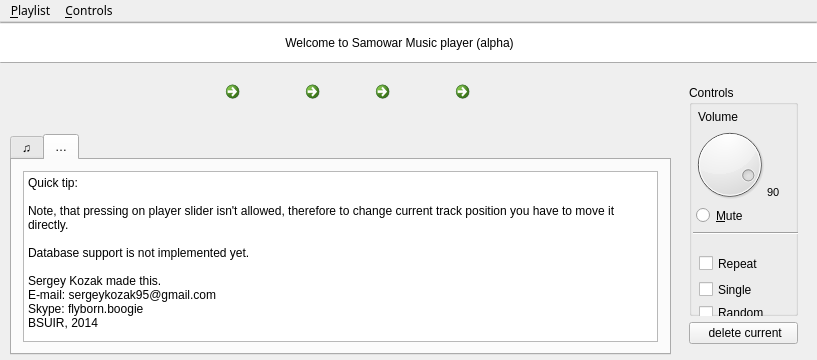
Qt form mainwindow.ui (flyboy14/SamowarMP) before a commit.
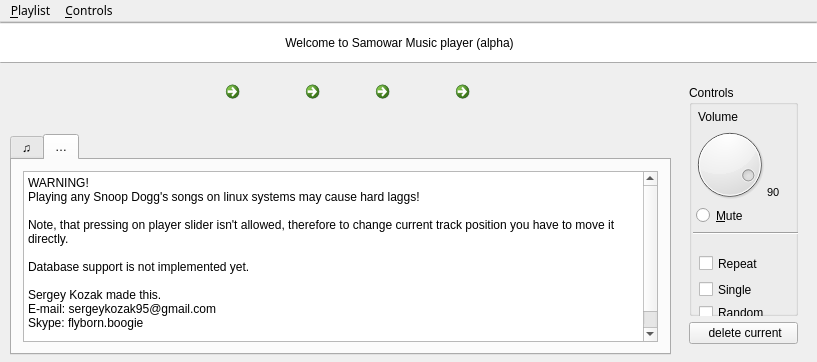
The same form after that commit. The open tabs and pages were chosen to show the change. Icons and pictures are not drawn.

```diff
--- a/mainwindow.ui
+++ b/mainwindow.ui
@@ -7,7 +7,7 @@
     <x>0</x>
     <y>0</y>
     <width>817</width>
-    <height>360</height>
+    <height>362</height>
    </rect>
   </property>
   <property name="sizePolicy">
@@ -778,16 +778,18 @@
          <string>&lt;!DOCTYPE HTML PUBLIC &quot;-//W3C//DTD HTML 4.0//EN&quot; &quot;http://www.w3.org/TR/REC-html40/strict.dtd&quot;&gt;
 &lt;html&gt;&lt;head&gt;&lt;meta name=&quot;qrichtext&quot; content=&quot;1&quot; /&gt;&lt;style type=&quot;text/css&quot;&gt;
 p, li { white-space: pre-wrap; }
-&lt;/style&gt;&lt;/head&gt;&lt;body style=&quot; font-family:'Sans Serif'; font-size:9pt; font-weight:400; font-style:normal;&quot;&gt;
-&lt;p style=&quot; margin-top:0px; margin-bottom:0px; margin-left:0px; margin-right:0px; -qt-block-indent:0; text-indent:0px;&quot;&gt;Quick tip:&lt;/p&gt;
-&lt;p style=&quot;-qt-paragraph-type:empty; margin-top:0px; margin-bottom:0px; margin-left:0px; margin-right:0px; -qt-block-indent:0; text-indent:0px;&quot;&gt;&lt;br /&gt;&lt;/p&gt;
-&lt;p style=&quot; margin-top:0px; margin-bottom:0px; margin-left:0px; margin-right:0px; -qt-block-indent:0; text-indent:0px;&quot;&gt;Note, that pressing on player slider isn't allowed, therefore to change current track position you have to move it directly.&lt;/p&gt;
-&lt;p style=&quot;-qt-paragraph-type:empty; margin-top:0px; margin-bottom:0px; margin-left:0px; margin-right:0px; -qt-block-indent:0; text-indent:0px;&quot;&gt;&lt;br /&gt;&lt;/p&gt;
-&lt;p style=&quot; margin-top:0px; margin-bottom:0px; margin-left:0px; margin-right:0px; -qt-block-indent:0; text-indent:0px;&quot;&gt;Database support is not implemented yet.&lt;/p&gt;
-&lt;p style=&quot;-qt-paragraph-type:empty; margin-top:0px; margin-bottom:0px; margin-left:0px; margin-right:0px; -qt-block-indent:0; text-indent:0px;&quot;&gt;&lt;br /&gt;&lt;/p&gt;
-&lt;p style=&quot; margin-top:0px; margin-bottom:0px; margin-left:0px; margin-right:0px; -qt-block-indent:0; text-indent:0px;&quot;&gt;Sergey Kozak made this.&lt;br /&gt;E-mail: sergeykozak95@gmail.com&lt;/p&gt;
-&lt;p style=&quot; margin-top:0px; margin-bottom:0px; margin-left:0px; margin-right:0px; -qt-block-indent:0; text-indent:0px;&quot;&gt;Skype: flyborn.boogie&lt;/p&gt;
-&lt;p style=&quot; margin-top:0px; margin-bottom:0px; margin-left:0px; margin-right:0px; -qt-block-indent:0; text-indent:0px;&quot;&gt;BSUIR, 2014&lt;/p&gt;&lt;/body&gt;&lt;/html&gt;</string>
+&lt;/style&gt;&lt;/head&gt;&lt;body style=&quot; font-family:'MS Shell Dlg 2'; font-size:8.25pt; font-weight:400; font-style:normal;&quot;&gt;
+&lt;p style=&quot; margin-top:0px; margin-bottom:0px; margin-left:0px; margin-right:0px; -qt-block-indent:0; text-indent:0px;&quot;&gt;&lt;span style=&quot; font-family:'Sans Serif'; font-size:9pt;&quot;&gt;WARNING!&lt;/span&gt;&lt;/p&gt;
+&lt;p style=&quot; margin-top:0px; margin-bottom:0px; margin-left:0px; margin-right:0px; -qt-block-indent:0; text-indent:0px;&quot;&gt;&lt;span style=&quot; font-family:'Sans Serif'; font-size:9pt;&quot;&gt;Playing any Snoop Dogg's songs on linux systems may cause hard laggs!&lt;/span&gt;&lt;/p&gt;
+&lt;p style=&quot;-qt-paragraph-type:empty; margin-top:0px; margin-bottom:0px; margin-left:0px; margin-right:0px; -qt-block-indent:0; text-indent:0px; font-family:'Sans Serif'; font-size:9pt;&quot;&gt;&lt;br /&gt;&lt;/p&gt;
+&lt;p style=&quot; margin-top:0px; margin-bottom:0px; margin-left:0px; margin-right:0px; -qt-block-indent:0; text-indent:0px;&quot;&gt;&lt;span style=&quot; font-family:'Sans Serif'; font-size:9pt;&quot;&gt;Note, that pressing on player slider isn't allowed, therefore to change current track position you have to move it directly.&lt;/span&gt;&lt;/p&gt;
+&lt;p style=&quot;-qt-paragraph-type:empty; margin-top:0px; margin-bottom:0px; margin-left:0px; margin-right:0px; -qt-block-indent:0; text-indent:0px; font-family:'Sans Serif'; font-size:9pt;&quot;&gt;&lt;br /&gt;&lt;/p&gt;
+&lt;p style=&quot; margin-top:0px; margin-bottom:0px; margin-left:0px; margin-right:0px; -qt-block-indent:0; text-indent:0px;&quot;&gt;&lt;span style=&quot; font-family:'Sans Serif'; font-size:9pt;&quot;&gt;Database support is not implemented yet.&lt;/span&gt;&lt;/p&gt;
+&lt;p style=&quot;-qt-paragraph-type:empty; margin-top:0px; margin-bottom:0px; margin-left:0px; margin-right:0px; -qt-block-indent:0; text-indent:0px; font-family:'Sans Serif'; font-size:9pt;&quot;&gt;&lt;br /&gt;&lt;/p&gt;
+&lt;p style=&quot; margin-top:0px; margin-bottom:0px; margin-left:0px; margin-right:0px; -qt-block-indent:0; text-indent:0px;&quot;&gt;&lt;span style=&quot; font-family:'Sans Serif'; font-size:9pt;&quot;&gt;Sergey Kozak made this.&lt;br /&gt;E-mail: sergeykozak95@gmail.com&lt;/span&gt;&lt;/p&gt;
+&lt;p style=&quot; margin-top:0px; margin-bottom:0px; margin-left:0px; margin-right:0px; -qt-block-indent:0; text-indent:0px;&quot;&gt;&lt;span style=&quot; font-family:'Sans Serif'; font-size:9pt;&quot;&gt;Skype: flyborn.boogie&lt;/span&gt;&lt;/p&gt;
+&lt;p style=&quot;-qt-paragraph-type:empty; margin-top:0px; margin-bottom:0px; margin-left:0px; margin-right:0px; -qt-block-indent:0; text-indent:0px; font-family:'Sans Serif'; font-size:9pt;&quot;&gt;&lt;br /&gt;&lt;/p&gt;
+&lt;p style=&quot; margin-top:0px; margin-bottom:0px; margin-left:0px; margin-right:0px; -qt-block-indent:0; text-indent:0px;&quot;&gt;&lt;span style=&quot; font-family:'Sans Serif'; font-size:9pt;&quot;&gt;BSUIR, 2014&lt;/span&gt;&lt;/p&gt;&lt;/body&gt;&lt;/html&gt;</string>
         </property>
        </widget>
       </item>
```
Left out of the diff: 16 changed lines with no effect on the pictures.
